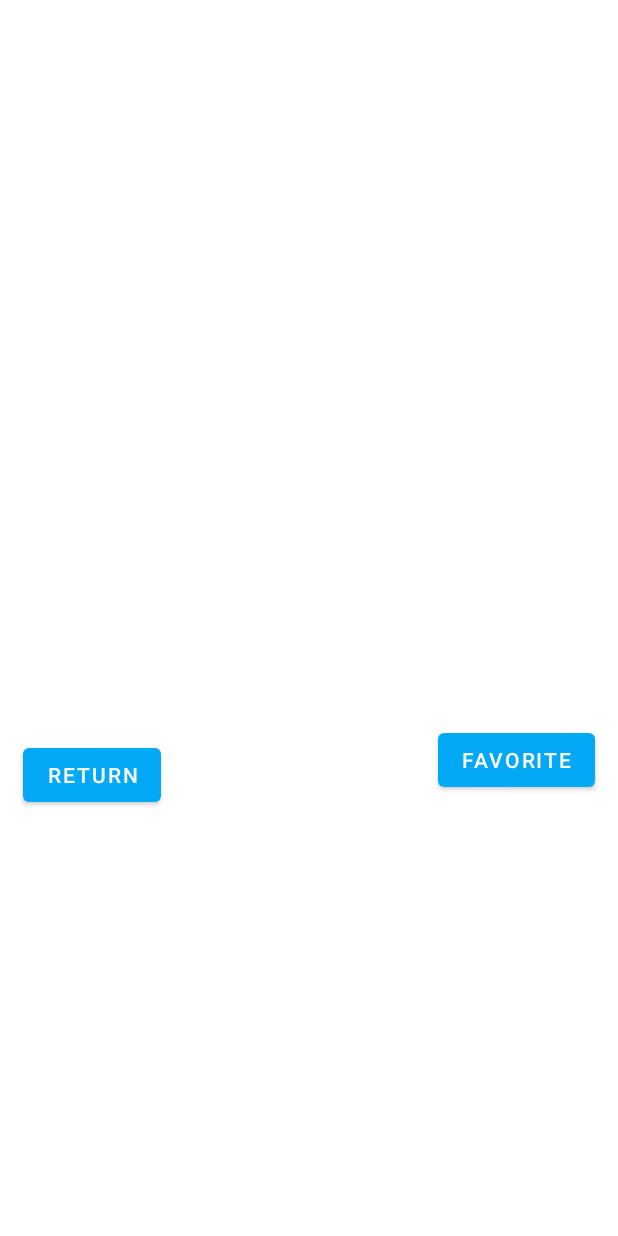
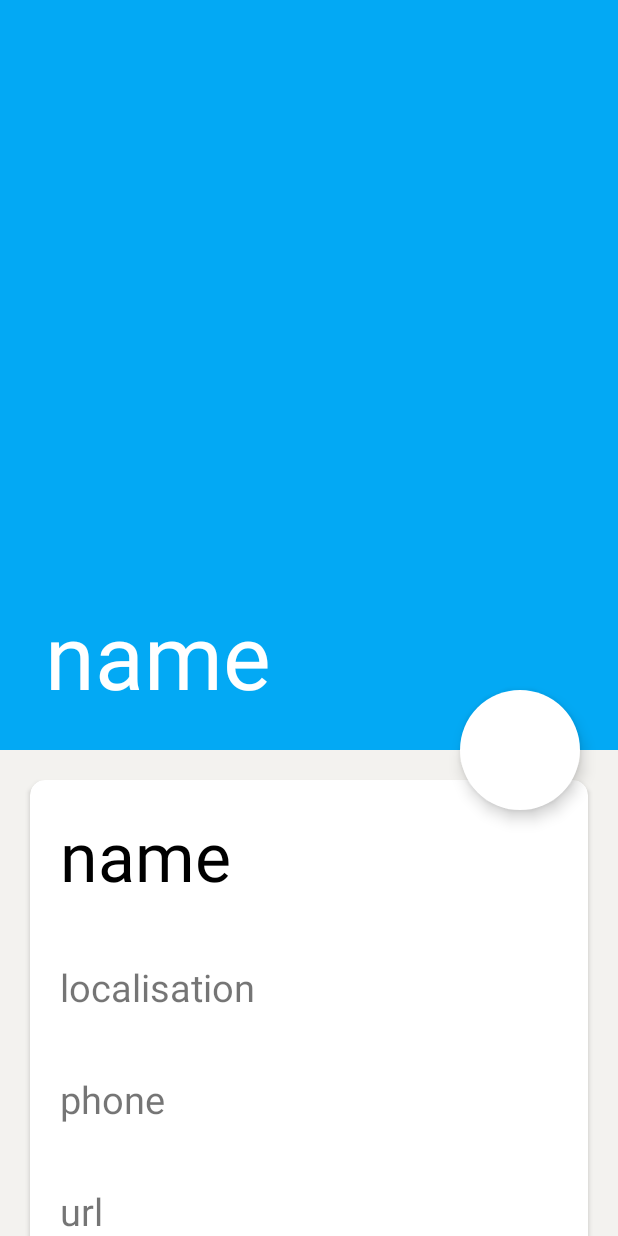
Before and after one commit to Daiqua/Entrevoisins_Travail, an Android app: the layout activity_neighbour_details_collapsingtoolbar.xml on its own in the app's theme, with its tools: preview values and no code run, on a phone screen of 412 x 824 dp. Run offline under Robolectric (Android 15) with nearby library versions, the phone set to English and light mode, and no system bars.

```diff
--- a/app/src/main/java/com/openclassrooms/entrevoisins/service/NeighbourApiService.java
+++ b/app/src/main/java/com/openclassrooms/entrevoisins/service/NeighbourApiService.java
@@ -32,4 +32,7 @@ public interface NeighbourApiService {
      */
     void createNeighbour(Neighbour neighbour);
 
+    //TODO: ajouter la m"thodes setfavoris pour faciliter les test unitaire
+    //TODO: ajouter une méthode qui retourne la liste des favoris
+
 }
--- a/app/src/main/java/com/openclassrooms/entrevoisins/ui/neighbour_list/ListNeighbourPagerAdapter.java
+++ b/app/src/main/java/com/openclassrooms/entrevoisins/ui/neighbour_list/ListNeighbourPagerAdapter.java
@@ -25,7 +25,7 @@ public class ListNeighbourPagerAdapter extends FragmentPagerAdapter {
 
     //Modified by Yoann: added a second page and if condition to define what page to show
     public Fragment getItem(int position) {
-        mFragment = NeighbourFragment.newInstance();
+       mFragment = NeighbourFragment.newInstance(position);
         return mFragment;
 
         /*if(position==0)
@@ -47,7 +47,7 @@ public class ListNeighbourPagerAdapter extends FragmentPagerAdapter {
      */
     @Override
     public int getCount() {
-        return (2); //pourquoi des parentheses?
+        return 2; //pourquoi des parentheses?
     }
 
 }
--- /dev/null
+++ b/app/src/main/res/drawable/baseline_star_rate_lime_a200_24dp.xml
@@ -0,0 +1,6 @@
+<?xml version="1.0" encoding="UTF-8" standalone="no"?>
+<vector xmlns:android="http://schemas.android.com/apk/res/android" android:height="24dp" android:tint="#EEFF41" android:viewportHeight="24.0" android:viewportWidth="24.0" android:width="24dp">
+
+    <path android:fillColor="@android:color/white" android:pathData="M14.43,10l-2.43,-8l-2.43,8l-7.57,0l6.18,4.41l-2.35,7.59l6.17,-4.69l6.18,4.69l-2.35,-7.59l6.17,-4.41z"/>
+
+</vector>
--- /dev/null
+++ b/app/src/main/res/drawable/baseline_star_rate_yellow_700_48dp.xml
@@ -0,0 +1,6 @@
+<?xml version="1.0" encoding="UTF-8" standalone="no"?>
+<vector xmlns:android="http://schemas.android.com/apk/res/android" android:height="48dp" android:tint="#FBC02D" android:viewportHeight="24.0" android:viewportWidth="24.0" android:width="48dp">
+
+    <path android:fillColor="@android:color/white" android:pathData="M14.43,10l-2.43,-8l-2.43,8l-7.57,0l6.18,4.41l-2.35,7.59l6.17,-4.69l6.18,4.69l-2.35,-7.59l6.17,-4.41z"/>
+
+</vector>
--- /dev/null
+++ b/app/src/main/res/drawable/round_star_rate_grey_600_48dp.xml
@@ -0,0 +1,6 @@
+<?xml version="1.0" encoding="UTF-8" standalone="no"?>
+<vector xmlns:android="http://schemas.android.com/apk/res/android" android:height="48dp" android:tint="#757575" android:viewportHeight="24.0" android:viewportWidth="24.0" android:width="48dp">
+
+    <path android:fillColor="@android:color/white" android:pathData="M14.43,10l-1.47,-4.84c-0.29,-0.95 -1.63,-0.95 -1.91,0L9.57,10H5.12c-0.97,0 -1.37,1.25 -0.58,1.81l3.64,2.6l-1.43,4.61c-0.29,0.93 0.79,1.68 1.56,1.09L12,17.31l3.69,2.81c0.77,0.59 1.85,-0.16 1.56,-1.09l-1.43,-4.61l3.64,-2.6c0.79,-0.57 0.39,-1.81 -0.58,-1.81H14.43z"/>
+
+</vector>
--- a/app/src/main/res/layout/activity_neighbour_details.xml
+++ b/app/src/main/res/layout/activity_neighbour_details.xml
@@ -4,27 +4,28 @@
     xmlns:app="http://schemas.android.com/apk/res-auto"
     xmlns:tools="http://schemas.android.com/tools"
     app:layout_behavior="@string/appbar_scrolling_view_behavior"
-    tools:context=".ui.neighbour_list.NeighbourDetailsActivity"
+    android:background="@color/colorBackgroundProfile"
     android:layout_width="match_parent"
-    android:layout_height="match_parent">
+    android:layout_height="match_parent"
+    tools:showIn="@layout/activity_neighbour_details_collapsingtoolbar">
 
-    <LinearLayout
+    <android.support.constraint.ConstraintLayout
         android:layout_width="match_parent"
         android:layout_height="match_parent"
         android:orientation="vertical">
 
-        <include layout="@layout/activity_neighbour_details_collapsingtoolbar"/>
-
 
         <android.support.v7.widget.CardView
             android:id="@+id/contact_cardview"
-            app:cardCornerRadius="20dp"
+            app:cardCornerRadius="10dp"
             app:cardMaxElevation="2dp"
             android:padding="20dp"
             android:layout_margin="20dp"
             android:layout_width="match_parent"
-            android:layout_height="800dp"
+            android:layout_height="wrap_content"
+            app:layout_constraintTop_toTopOf="parent"
             android:outlineAmbientShadowColor="@color/black">
+
 
             <LinearLayout
                 android:layout_width="match_parent"
@@ -92,10 +93,13 @@
                 app:cardCornerRadius="10dp"
                 app:cardMaxElevation="2dp"
                 android:layout_width="match_parent"
-                android:layout_height="800dp"
+                android:layout_height="wrap_content"
                 android:padding="20dp"
                 android:layout_margin="20dp"
+                app:layout_constraintTop_toBottomOf="@id/contact_cardview"
                 android:outlineAmbientShadowColor="@color/black">
+
+
 
                 <LinearLayout
                     android:layout_width="match_parent"
@@ -123,17 +127,18 @@
                         android:layout_marginTop="20dp"
                         android:layout_marginLeft="20dp"
                         android:layout_marginRight="30dp"
-                        android:layout_marginBottom="20dp"
+                        android:layout_marginBottom="35dp"
                         android:text="description text"
                         android:textSize="25sp"
                         android:layout_gravity="start"/>
 
                 </LinearLayout>
-
             </android.support.v7.widget.CardView>
 
 
-    </LinearLayout>
+
+
+    </android.support.constraint.ConstraintLayout>
 
 
 
--- a/app/src/main/res/layout/activity_neighbour_details_collapsingtoolbar.xml
+++ b/app/src/main/res/layout/activity_neighbour_details_collapsingtoolbar.xml
@@ -6,72 +6,80 @@
     xmlns:tools="http://schemas.android.com/tools"
     xmlns:app="http://schemas.android.com/apk/res-auto"
     tools:context=".ui.neighbour_list.NeighbourDetailsActivity"
-    android:fitsSystemWindows="true"
-    tools:showIn="@layout/activity_neighbour_details">
+    android:fitsSystemWindows="true">
+
+
 
     <android.support.design.widget.AppBarLayout
+        android:id="@+id/appbar"
         android:layout_width="match_parent"
-        android:layout_height="500dp">
+        android:layout_height="500dp"
+        android:fitsSystemWindows="true">
+
+
+
 
         <android.support.design.widget.CollapsingToolbarLayout
             android:id="@+id/collapsing_toolbar_layout"
             android:layout_width="match_parent"
-            android:layout_height="match_parent"
-            app:contentScrim="@color/green"
+            android:layout_height="wrap_content"
             app:expandedTitleGravity="bottom"
             app:expandedTitleMarginStart="30dp"
             app:expandedTitleMarginBottom="40dp"
             app:collapsedTitleGravity="center"
-            app:layout_scrollFlags="scroll|exitUntilCollapsed">
+            app:layout_scrollFlags="scroll|exitUntilCollapsed"
+            app:expandedTitleTextAppearance="@style/ExpandedAppBar"
+            app:collapsedTitleTextAppearance="@style/CollapsedAppBar"
+            android:fitsSystemWindows="true"
+            >
 
-            <android.support.constraint.ConstraintLayout
+            <ImageView
+                android:id="@+id/collapsing_toolbar_avatar"
                 android:layout_width="match_parent"
-                android:layout_height="match_parent"
-                android:elevation="6dp">
-
-                <ImageView
-                    android:id="@+id/collapsing_toolbar_avatar"
-                    android:layout_width="match_parent"
-                    android:layout_height="match_parent"
-                    android:layout_gravity="center_horizontal"
-                    android:background="@color/white"
-                    app:layout_constraintStart_toStartOf="parent"
-                    app:layout_collapseMode="parallax"
-                    app:layout_collapseParallaxMultiplier="0.7" />
-
-                <Button
-                    android:id="@+id/collapsing_toolbar_favorite_button"
-                    android:layout_width="wrap_content"
-                    android:layout_height="wrap_content"
-                    android:gravity="center"
-                    android:text="Favorite"
-                    android:layout_marginBottom="25dp"
-                    android:layout_marginEnd="15dp"
-                    app:layout_constraintEnd_toEndOf="@+id/collapsing_toolbar_avatar"
-                    app:layout_constraintBottom_toBottomOf="@id/collapsing_toolbar_avatar"/>
-
-
-                <Button
-                    android:id="@+id/collapsing_toolbar_return_button"
-                    android:layout_width="wrap_content"
-                    android:layout_height="wrap_content"
-                    android:gravity="center"
-                    android:text="Return"
-                    android:layout_margin="15dp"
-                    app:layout_constraintStart_toStartOf="@id/collapsing_toolbar_avatar"
-                    app:layout_constraintBottom_toBottomOf="@id/collapsing_toolbar_avatar"/>
-
-            </android.support.constraint.ConstraintLayout>
+                android:layout_height="500dp"
+                android:layout_gravity="center_horizontal"
+                app:layout_collapseMode="parallax"
+                app:layout_collapseParallaxMultiplier="0.5"/>
 
             <android.support.v7.widget.Toolbar
                 android:id="@+id/collapsing_toolbar"
                 android:layout_width="match_parent"
                 android:layout_height="?attr/actionBarSize"
-                app:layout_collapseMode="pin"/>
+                app:title="name"
+                app:layout_collapseMode="pin"
+                android:background="@android:color/transparent"
+                app:theme="@style/ToolbarColoredBackArrow">
 
+
+
+            </android.support.v7.widget.Toolbar>
 
         </android.support.design.widget.CollapsingToolbarLayout>
 
+
+
     </android.support.design.widget.AppBarLayout>
 
+    <include layout="@layout/activity_neighbour_details"
+        android:id="@+id/cardviews"/>
+
+    <android.support.design.widget.FloatingActionButton
+        android:id="@+id/collapsing_toolbar_favorite_button"
+        android:layout_width="wrap_content"
+        android:layout_height="wrap_content"
+        app:layout_anchor="@id/cardviews"
+        app:layout_anchorGravity="top|right"
+        android:layout_marginRight="25dp"
+        android:backgroundTint="@color/white"
+        app:borderWidth="0dp"
+        app:maxImageSize="56dp"
+        app:fabCustomSize="80dp"
+
+>
+
+
+    </android.support.design.widget.FloatingActionButton>
+
+
+
 </android.support.design.widget.CoordinatorLayout>
--- a/app/src/main/res/values/colors.xml
+++ b/app/src/main/res/values/colors.xml
@@ -4,7 +4,7 @@
     <color name="colorPrimaryDark">#0287c3</color>
     <color name="colorAccent">#FF80AB</color>
     //added Yoann
-    <color name="colorBackgroundProfile">#B1A7AA</color>
+    <color name="colorBackgroundProfile">#f3f2ef</color>
     <color name="white">#FFFFFF</color>
     <color name="green">#00FF00</color>
     <color name="black">#000000</color>
--- a/app/src/main/res/values/strings.xml
+++ b/app/src/main/res/values/strings.xml
@@ -3,6 +3,4 @@
     <string name="tab_neighbour_title">My neighbours</string>
     <string name="tab_favorites_title">Favorites</string>
     <string name="activity_new_neighbour">New neighbour</string>
-    <!-- TODO: Remove or change this placeholder text -->
-    <string name="hello_blank_fragment">Hello blank fragment</string>
 </resources>
--- a/app/src/main/res/values/styles.xml
+++ b/app/src/main/res/values/styles.xml
@@ -20,13 +20,17 @@
     <!-- added by Yoann -->
 
     <style name="ExpandedAppBar">
-        <item name="android:textSize">28sp</item>
+        <item name="android:textSize">60sp</item>
         <item name="android:textColor">@color/white</item>
     </style>
 
     <style name="CollapsedAppBar">
         <item name="android:textSize">45sp</item>
-        <item name="android:textColor">@color/green</item>
+        <item name="android:textColor">@color/white</item>
+    </style>
+
+    <style name="ToolbarColoredBackArrow" parent="AppTheme">
+        <item name="android:textColorSecondary">@color/white</item>
     </style>
 
 
```
Also changed, not shown: app/src/main/AndroidManifest.xml (+4 -3 lines), app/src/main/java/com/openclassrooms/entrevoisins/service/DummyNeighbourApiService.java (+10 -2 lines), app/src/main/java/com/openclassrooms/entrevoisins/ui/neighbour_list/NeighbourDetailsActivity.java (+41 -21 lines), app/src/main/java/com/openclassrooms/entrevoisins/ui/neighbour_list/NeighbourFragment.java (+17 -6 lines).
